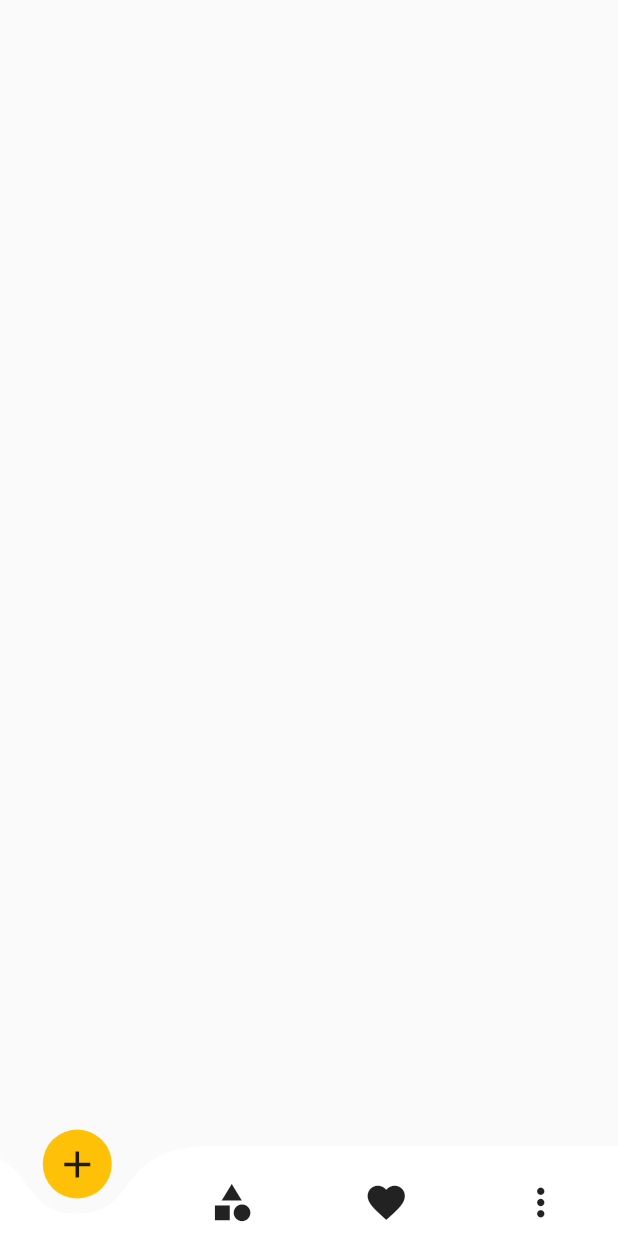
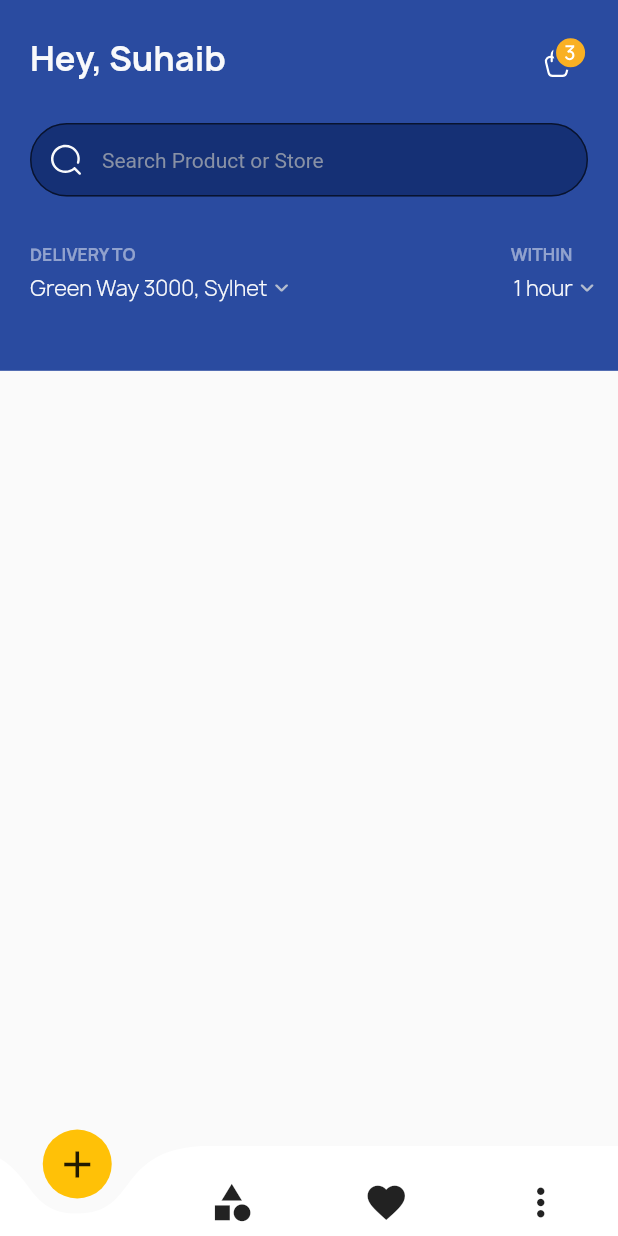
Before and after one commit to Suhaibusman/miniappflutter, a Flutter app: the HomeScreen screen opened directly, on a phone screen of 412 x 824 dp. Run offline on Flutter 3.47's test engine with Material 2 defaults, Android fonts, the phone set to English and light mode, and no system bars; drawn by our look-alikes of curved_navigation_bar; our stand-ins replace flutter_svg.

Commit message:
mini app

```diff
--- a/lib/screens/home/homescreen.dart
+++ b/lib/screens/home/homescreen.dart
@@ -1,5 +1,6 @@
 import 'package:flutter/material.dart';
 import 'package:miniapp/screens/home/widgets/bottomnavigation.dart';
+import 'package:miniapp/screens/home/widgets/grocerytop.dart';
 
 class HomeScreen extends StatefulWidget {
   const HomeScreen({super.key});
@@ -14,7 +15,9 @@ class _HomeScreenState extends State<HomeScreen> {
     return  const Scaffold(
       body: SafeArea(child: Column(
 
-        children: [],
+        children: [
+          HomeTopData()
+        ],
       )),
       bottomNavigationBar: CustomBottomNavigationBar()
     );
--- a/lib/screens/home/widgets/grocerytop.dart
+++ b/lib/screens/home/widgets/grocerytop.dart
@@ -1,4 +1,5 @@
 import 'package:flutter/material.dart';
+import 'package:flutter_svg/svg.dart';
 
 class HomeTopData extends StatefulWidget {
   const HomeTopData({super.key});
@@ -10,6 +11,116 @@ class HomeTopData extends StatefulWidget {
 class _HomeTopDataState extends State<HomeTopData> {
   @override
   Widget build(BuildContext context) {
-    return const Placeholder();
+    return Container(
+      color: const Color(0xff2A4BA0),
+      width: MediaQuery.of(context).size.width,
+      height: MediaQuery.of(context).size.height*0.3,
+      child: Column(
+        children: [
+          Padding(
+            padding: const EdgeInsets.only(top: 20, left: 20, right: 20),
+            child: Row(
+              children: [
+                const Expanded(
+                  child: Text(
+                    "Hey, Suhaib",
+                    style: TextStyle(
+                        color: Color(0xffF8F9FB),
+                        fontSize: 22,
+                        fontFamily: "Manrope",
+                        fontWeight: FontWeight.bold),
+                  ),
+                ),
+                SvgPicture.asset(
+                  "assets/images/Cart Icon.svg",
+                  height: 30,
+                )
+              ],
+            ),
+          ),
+          Padding(
+            padding: const EdgeInsets.only(top: 25, left: 20, right: 20),
+            child: TextField(
+              decoration: InputDecoration(
+                filled: true,
+                fillColor: const Color(0xff153075),
+                contentPadding: const EdgeInsets.all(15),
+                border:
+                    OutlineInputBorder(borderRadius: BorderRadius.circular(28)),
+                hintText: 'Search Product or Store',
+                hintStyle:
+                    const TextStyle(color: Color(0xff8891A5), fontSize: 14),
+                prefixIcon: Padding(
+                  padding: const EdgeInsets.all(12),
+                  child: SvgPicture.asset("assets/images/Search Icon.svg"),
+                ),
+              ),
+            ),
+          ),
+          Row(
+            children: [
+              Padding(
+                padding: const EdgeInsets.only(top: 30, left: 20),
+                child: Row(
+                  children: [
+                    Text(
+                      "DELIVERY TO",
+                      style: TextStyle(
+                          fontFamily: "Manrope",
+                          fontSize: 11,
+                          fontWeight: FontWeight.bold,
+                          color: const Color(0xffF8F9FB).withOpacity(0.5)),
+                    ),
+                    Padding(
+                      padding: const EdgeInsets.only(left: 250),
+                      child: Text(
+                        "WITHIN",
+                        style: TextStyle(
+                            fontFamily: "Manrope",
+                            fontSize: 11,
+                            fontWeight: FontWeight.bold,
+                            color: const Color(0xffF8F9FB).withOpacity(0.5)),
+                      ),
+                    ),
+                  ],
+                ),
+              ),
+            ],
+          ),
+          Row(
+            children: [
+              const SizedBox(
+                width: 20,
+              ),
+              const Text(
+                "Green Way 3000, Sylhet",
+                style: TextStyle(
+                    fontFamily: "Manrope",
+                    fontSize: 14,
+                    color: Color(0xffF8F9FB)),
+              ),
+              Padding(
+                padding: const EdgeInsets.only(left: 5),
+                child: SvgPicture.asset("assets/images/arrow Iocn.svg"),
+              ),
+              const SizedBox(
+                width: 150,
+              ),
+              const Text(
+                "1 hour",
+                style: TextStyle(
+                    fontFamily: "Manrope",
+                    fontSize: 14,
+                    color: Color(0xffF8F9FB)),
+              ),
+              Padding(
+                padding: const EdgeInsets.only(left: 5),
+                child: SvgPicture.asset("assets/images/arrow Iocn.svg"),
+              )
+            ],
+          ),
+        ],
+      ),
+    );
   }
 }
```
